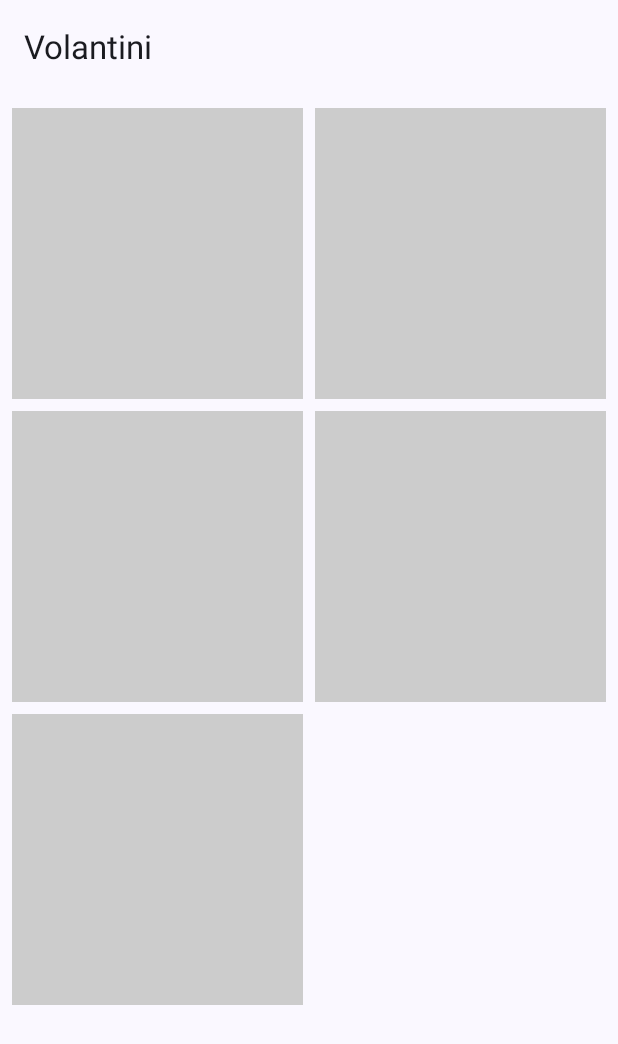
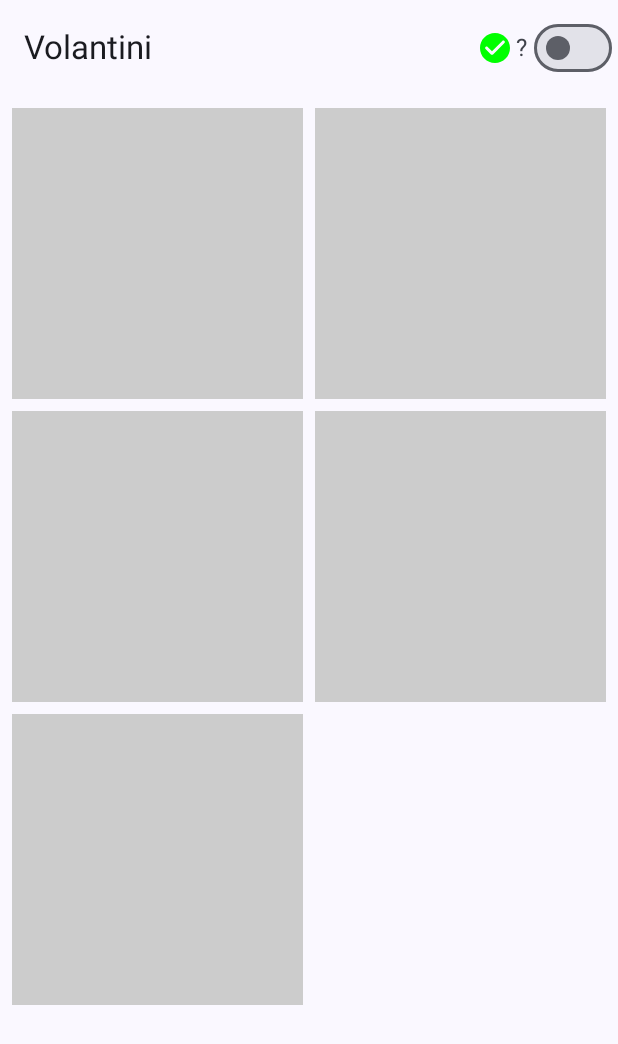
Before and after one commit to martirius/pini-shopfully-test, an Android app built with Jetpack Compose: the screen it shows after launch (MainActivity), on a phone screen of 412 x 824 dp. Shown: the top 1044 px of the screen. Run offline under Robolectric (Android 15) with nearby library versions, the phone set to English and light mode, and no system bars; our stand-ins replace Dagger/Hilt's generated code, Shimmer; libraries missing offline, so code that uses them is left out: arrow.core, com.bumptech.glide; 1 statement that could not run was skipped.

```diff
--- a/app/src/main/java/pini/mattia/shopfullytest/ui/flyer/FlyerListPage.kt
+++ b/app/src/main/java/pini/mattia/shopfullytest/ui/flyer/FlyerListPage.kt
@@ -9,9 +9,13 @@ import androidx.compose.foundation.clickable
 import androidx.compose.foundation.layout.Arrangement
 import androidx.compose.foundation.layout.Box
 import androidx.compose.foundation.layout.PaddingValues
+import androidx.compose.foundation.layout.Row
+import androidx.compose.foundation.layout.Spacer
 import androidx.compose.foundation.layout.aspectRatio
 import androidx.compose.foundation.layout.fillMaxSize
+import androidx.compose.foundation.layout.fillMaxWidth
 import androidx.compose.foundation.layout.padding
+import androidx.compose.foundation.layout.size
 import androidx.compose.foundation.lazy.grid.GridCells
 import androidx.compose.foundation.lazy.grid.GridItemSpan
 import androidx.compose.foundation.lazy.grid.LazyVerticalGrid
@@ -22,17 +26,21 @@ import androidx.compose.material3.ExperimentalMaterial3Api
 import androidx.compose.material3.Icon
 import androidx.compose.material3.ModalBottomSheet
 import androidx.compose.material3.Scaffold
+import androidx.compose.material3.Switch
 import androidx.compose.material3.Text
 import androidx.compose.material3.TopAppBar
 import androidx.compose.material3.rememberModalBottomSheetState
 import androidx.compose.runtime.Composable
 import androidx.compose.runtime.collectAsState
+import androidx.compose.runtime.mutableStateOf
+import androidx.compose.runtime.remember
 import androidx.compose.ui.Alignment
 import androidx.compose.ui.Modifier
 import androidx.compose.ui.draw.clip
 import androidx.compose.ui.graphics.Color
 import androidx.compose.ui.layout.ContentScale
 import androidx.compose.ui.res.stringResource
+import androidx.compose.ui.text.style.TextAlign
 import androidx.compose.ui.unit.dp
 import androidx.lifecycle.viewmodel.compose.viewModel
 import com.bumptech.glide.integration.compose.ExperimentalGlideComposeApi
@@ -46,7 +54,9 @@ fun FlyerListPage(flyerListViewModel: FlyerListViewModel = viewModel()) {
     val state = flyerListViewModel.viewState.collectAsState().value
     FlyerListPageComposable(state = state, {
         flyerListViewModel.flyerSelected(it)
-    }, flyerListViewModel::flyerDetailDismissed)
+    }, flyerListViewModel::flyerDetailDismissed,
+        { flyerListViewModel.filterSwitched(it) }
+    )
 }
 
 @OptIn(ExperimentalMaterial3Api::class)
@@ -54,12 +64,30 @@ fun FlyerListPage(flyerListViewModel: FlyerListViewModel = viewModel()) {
 private fun FlyerListPageComposable(
     state: FlyerListState,
     onSelectedFlyer: (flyer: Flyer) -> Unit,
-    onDetailDismissed: () -> Unit
+    onDetailDismissed: () -> Unit,
+    onSwitchToggled: (status: Boolean) -> Unit
 ) {
     val sheetState = rememberModalBottomSheetState()
+    val isFilterEnabled = remember {
+        mutableStateOf(false)
+    }
     Scaffold(modifier = Modifier.fillMaxSize(),
         topBar = {
-            TopAppBar(title = { Text(text = stringResource(id = R.string.flyer_page_title)) })
+            TopAppBar(
+                title = { Text(text = stringResource(id = R.string.flyer_page_title)) },
+                actions = {
+                    Row {
+                        Icon(
+                            imageVector = Icons.Rounded.CheckCircle,
+                            contentDescription = null,
+                            tint = Color.Green
+                        )
+                        Spacer(modifier = Modifier.size(2.dp))
+                        Text(text = "?")
+                    }
+                    Spacer(modifier = Modifier.size(4.dp))
+                    Switch(checked = isFilterEnabled.value, onCheckedChange = onSwitchToggled)
+                })
         }) {
         when (state) {
             is FlyerListState.Loading -> {
@@ -83,6 +111,8 @@ private fun FlyerListPageComposable(
             }
 
             is FlyerListState.Content -> {
+                isFilterEnabled.value = state.isFilterEnabled
+
                 LazyVerticalGrid(
                     columns = GridCells.Fixed(count = 2),
                     modifier = Modifier.padding(it),
@@ -101,9 +131,14 @@ private fun FlyerListPageComposable(
                 if (state.selectedFlyer != null) {
                     ModalBottomSheet(
                         onDismissRequest = onDetailDismissed,
-                        sheetState = sheetState
+                        sheetState = sheetState,
                     ) {
-                        Text(text = state.selectedFlyer.title)
+                        Text(
+                            text = state.selectedFlyer.title,
+                            textAlign = TextAlign.Center,
+                            modifier = Modifier.fillMaxWidth()
+                        )
+                        Spacer(modifier = Modifier.size(8.dp))
                         GlideImage(
                             modifier = Modifier
                                 .aspectRatio(1f)
--- a/app/src/main/java/pini/mattia/shopfullytest/ui/flyer/FlyerListViewModel.kt
+++ b/app/src/main/java/pini/mattia/shopfullytest/ui/flyer/FlyerListViewModel.kt
@@ -71,6 +71,10 @@ class FlyerListViewModel @Inject constructor(
         }
     }
 
+    fun filterSwitched(status: Boolean) {
+        _showOnlySeen.value = status
+    }
+
     private fun replaceFlyer(list: List<Flyer>, newItem: Flyer): List<Flyer> {
         val mutableList = list.toMutableList()
         val index = list.indexOfFirst { it.id == newItem.id }
```
